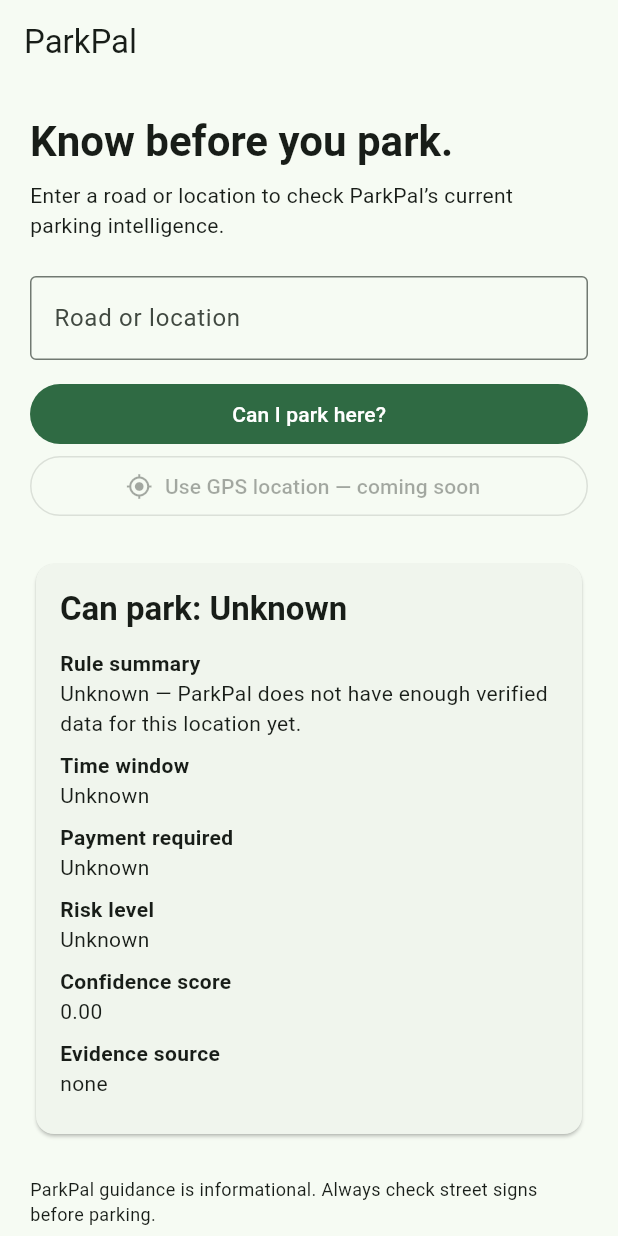
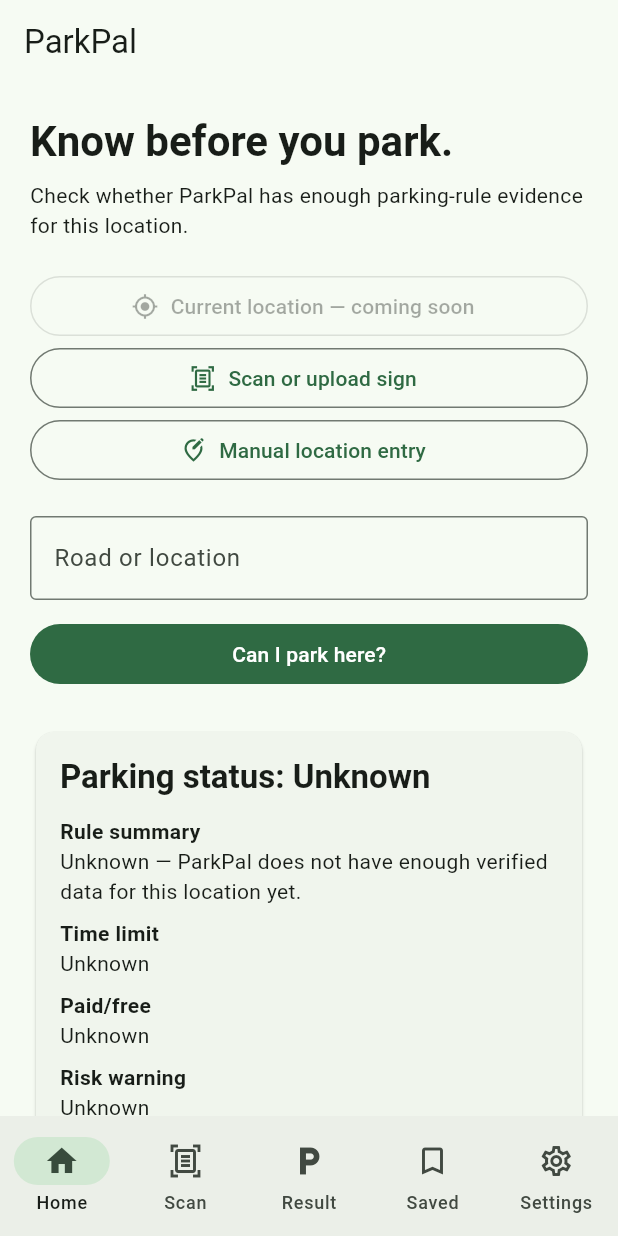
Before and after one commit to Lionoflondon/Parkpal, a Flutter app: the screen it shows after launch, on a phone screen of 412 x 824 dp. Run offline on Flutter 3.47's test engine with Material 3 defaults, Android fonts, the phone set to English and light mode, and no system bars; our stand-ins replace cloud_firestore, firebase_auth, firebase_core; accounts and stored records are empty.

Commit message:
Stabilise ParkPal MVP app shell

```diff
--- a/lib/app/parkpal_app.dart
+++ b/lib/app/parkpal_app.dart
@@ -1,6 +1,6 @@
 import 'package:flutter/material.dart';
 
-import '../features/parking_query/parking_home_screen.dart';
+import 'parkpal_shell.dart';
 
 class ParkPalApp extends StatelessWidget {
   const ParkPalApp({super.key});
@@ -14,7 +14,7 @@
         colorScheme: ColorScheme.fromSeed(seedColor: const Color(0xFF145A32)),
         useMaterial3: true,
       ),
-      home: const ParkingHomeScreen(),
+      home: const ParkPalShell(),
     );
   }
 }
--- /dev/null
+++ b/lib/app/parkpal_shell.dart
@@ -0,0 +1,69 @@
+import 'package:flutter/material.dart';
+
+import '../features/parking_query/parking_home_screen.dart';
+import '../features/parking_query/parking_result_screen.dart';
+import '../features/placeholders/saved_locations_screen.dart';
+import '../features/placeholders/scan_sign_screen.dart';
+import '../features/placeholders/settings_screen.dart';
+
+class ParkPalShell extends StatefulWidget {
+  const ParkPalShell({super.key});
+
+  @override
+  State<ParkPalShell> createState() => _ParkPalShellState();
+}
+
+class _ParkPalShellState extends State<ParkPalShell> {
+  int _selectedIndex = 0;
+
+  void _selectTab(int index) {
+    setState(() => _selectedIndex = index);
+  }
+
+  @override
+  Widget build(BuildContext context) {
+    final screens = [
+      ParkingHomeScreen(onOpenScan: () => _selectTab(1)),
+      const ScanSignScreen(),
+      const ParkingResultScreen(),
+      const SavedLocationsScreen(),
+      const SettingsScreen(),
+    ];
+
+    return Scaffold(
+      appBar: AppBar(title: const Text('ParkPal')),
+      body: SafeArea(child: screens[_selectedIndex]),
+      bottomNavigationBar: NavigationBar(
+        selectedIndex: _selectedIndex,
+        onDestinationSelected: _selectTab,
+        destinations: const [
+          NavigationDestination(
+            icon: Icon(Icons.home_outlined),
+            selectedIcon: Icon(Icons.home),
+            label: 'Home',
+          ),
+          NavigationDestination(
+            icon: Icon(Icons.document_scanner_outlined),
+            selectedIcon: Icon(Icons.document_scanner),
+            label: 'Scan',
+          ),
+          NavigationDestination(
+            icon: Icon(Icons.local_parking_outlined),
+            selectedIcon: Icon(Icons.local_parking),
+            label: 'Result',
+          ),
+          NavigationDestination(
+            icon: Icon(Icons.bookmark_border),
+            selectedIcon: Icon(Icons.bookmark),
+            label: 'Saved',
+          ),
+          NavigationDestination(
+            icon: Icon(Icons.settings_outlined),
+            selectedIcon: Icon(Icons.settings),
+            label: 'Settings',
+          ),
+        ],
+      ),
+    );
+  }
+}
--- a/lib/features/parking_query/parking_home_screen.dart
+++ b/lib/features/parking_query/parking_home_screen.dart
@@ -4,7 +4,9 @@
 import 'parking_query_service.dart';
 
 class ParkingHomeScreen extends StatefulWidget {
-  const ParkingHomeScreen({super.key});
+  const ParkingHomeScreen({this.onOpenScan, super.key});
+
+  final VoidCallback? onOpenScan;
 
   @override
   State<ParkingHomeScreen> createState() => _ParkingHomeScreenState();
@@ -12,6 +14,7 @@
 
 class _ParkingHomeScreenState extends State<ParkingHomeScreen> {
   final _controller = TextEditingController();
+  final _locationFocusNode = FocusNode();
   final _service = ParkingQueryService();
 
   ParkingLookupResult? _result;
@@ -21,7 +24,12 @@
   @override
   void dispose() {
     _controller.dispose();
+    _locationFocusNode.dispose();
     super.dispose();
+  }
+
+  void _focusManualLocation() {
+    _locationFocusNode.requestFocus();
   }
 
   Future<void> _search() async {
@@ -47,10 +55,7 @@
 
   @override
   Widget build(BuildContext context) {
-    return Scaffold(
-      appBar: AppBar(title: const Text('ParkPal')),
-      body: SafeArea(
-        child: ListView(
+    return ListView(
       padding: const EdgeInsets.all(20),
       children: [
         Text(
@@ -61,11 +66,28 @@
         ),
         const SizedBox(height: 8),
         const Text(
-              'Enter a road or location to check ParkPal’s current parking intelligence.',
+          'Check whether ParkPal has enough parking-rule evidence for this location.',
         ),
-            const SizedBox(height: 24),
+        const SizedBox(height: 20),
+        OutlinedButton.icon(
+          onPressed: null,
+          icon: const Icon(Icons.my_location),
+          label: const Text('Current location — coming soon'),
+        ),
+        OutlinedButton.icon(
+          onPressed: widget.onOpenScan,
+          icon: const Icon(Icons.document_scanner_outlined),
+          label: const Text('Scan or upload sign'),
+        ),
+        OutlinedButton.icon(
+          onPressed: _focusManualLocation,
+          icon: const Icon(Icons.edit_location_alt_outlined),
+          label: const Text('Manual location entry'),
+        ),
+        const SizedBox(height: 20),
         TextField(
           controller: _controller,
+          focusNode: _locationFocusNode,
           textInputAction: TextInputAction.search,
           decoration: const InputDecoration(
             labelText: 'Road or location',
@@ -84,14 +106,12 @@
                 )
               : const Text('Can I park here?'),
         ),
-            OutlinedButton.icon(
-              onPressed: null,
-              icon: const Icon(Icons.my_location),
-              label: const Text('Use GPS location — coming soon'),
-            ),
         if (_error != null) ...[
           const SizedBox(height: 16),
-              Text(_error!, style: TextStyle(color: Theme.of(context).colorScheme.error)),
+          Text(
+            _error!,
+            style: TextStyle(color: Theme.of(context).colorScheme.error),
+          ),
         ],
         const SizedBox(height: 24),
         ParkingResultCard(result: _result ?? ParkingLookupResult.unknown()),
@@ -101,8 +121,6 @@
           style: TextStyle(fontSize: 12),
         ),
       ],
-        ),
-      ),
     );
   }
 }
@@ -121,19 +139,17 @@
           crossAxisAlignment: CrossAxisAlignment.start,
           children: [
             Text(
-              'Can park: ${result.canParkLabel}',
+              'Parking status: ${result.canParkLabel}',
               style: Theme.of(context).textTheme.titleLarge?.copyWith(
                     fontWeight: FontWeight.w700,
                   ),
             ),
             const SizedBox(height: 12),
             _ResultRow(label: 'Rule summary', value: result.ruleSummary),
-            _ResultRow(label: 'Time window', value: result.timeWindow),
-            _ResultRow(
-              label: 'Payment required',
-              value: result.paymentRequiredLabel,
-            ),
-            _ResultRow(label: 'Risk level', value: result.riskLevel),
+            _ResultRow(label: 'Time limit', value: result.timeWindow),
+            _ResultRow(label: 'Paid/free', value: result.paymentRequiredLabel),
+            _ResultRow(label: 'Risk warning', value: result.riskLevel),
+            _ResultRow(label: 'Leave-by time', value: result.leaveByTime),
             _ResultRow(
               label: 'Confidence score',
               value: result.confidenceScore.toStringAsFixed(2),
--- a/lib/features/parking_query/parking_lookup_result.dart
+++ b/lib/features/parking_query/parking_lookup_result.dart
@@ -11,6 +11,7 @@
     required this.riskLevel,
     required this.confidenceScore,
     required this.evidenceSource,
+    this.leaveByTime = 'Unknown',
   });
 
   factory ParkingLookupResult.unknown() {
@@ -23,6 +24,7 @@
       riskLevel: 'Unknown',
       confidenceScore: 0,
       evidenceSource: ParkingEvidenceSource.none,
+      leaveByTime: 'Unknown',
     );
   }
 
@@ -33,19 +35,20 @@
   final String riskLevel;
   final double confidenceScore;
   final ParkingEvidenceSource evidenceSource;
+  final String leaveByTime;
 
   String get canParkLabel {
     return switch (canPark) {
-      CanParkStatus.yes => 'Yes',
-      CanParkStatus.no => 'No',
+      CanParkStatus.yes => 'Allowed',
+      CanParkStatus.no => 'Not allowed',
       CanParkStatus.unknown => 'Unknown',
     };
   }
 
   String get paymentRequiredLabel {
     return switch (paymentRequired) {
-      PaymentRequiredStatus.yes => 'Yes',
-      PaymentRequiredStatus.no => 'No',
+      PaymentRequiredStatus.yes => 'Paid',
+      PaymentRequiredStatus.no => 'Free',
       PaymentRequiredStatus.unknown => 'Unknown',
     };
   }
```
Also changed, not shown: lib/features/parking_query/parking_result_screen.dart (added, +29 -0 lines), lib/features/placeholders/saved_locations_screen.dart (added, +22 -0 lines), lib/features/placeholders/scan_sign_screen.dart (added, +30 -0 lines), lib/features/placeholders/settings_screen.dart (added, +22 -0 lines). Lines whose indentation alone changed are shown as unchanged.
